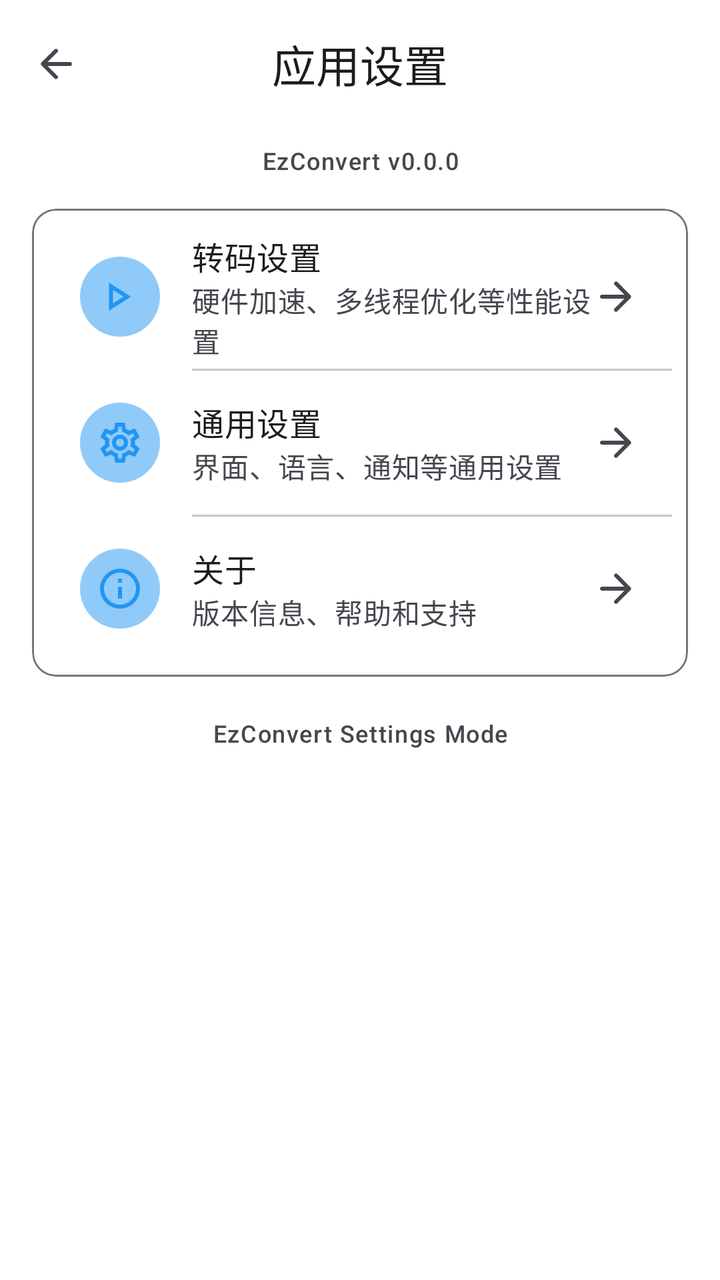
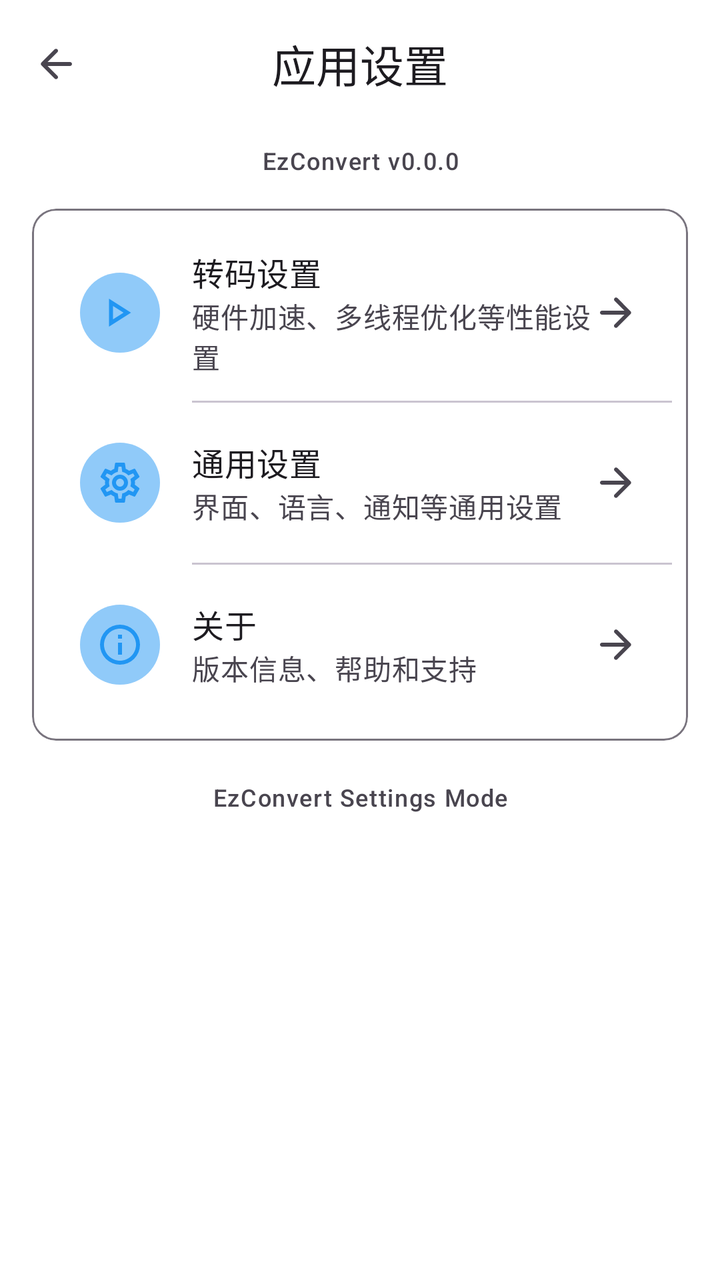

Screens rendered from an Android XML layout before and after an edit, with the pre-edit source and the edit as a unified diff.
<!-- AndroidManifest.xml: application theme AppTheme -->
<!-- res/layout/activity_settings_main.xml -->
<?xml version="1.0" encoding="utf-8"?>
<androidx.coordinatorlayout.widget.CoordinatorLayout
    xmlns:android="http://schemas.android.com/apk/res/android"
    xmlns:app="http://schemas.android.com/apk/res-auto"
    android:layout_width="match_parent"
    android:layout_height="match_parent"
    android:background="?attr/colorSurfaceContainerLowest">

    <com.google.android.material.appbar.AppBarLayout
        android:layout_width="match_parent"
        android:layout_height="wrap_content"
        android:background="@android:color/transparent"
        android:elevation="0dp"
        app:elevation="0dp">

        <com.google.android.material.appbar.MaterialToolbar
            android:id="@+id/title_container"
            android:layout_width="match_parent"
            android:layout_height="wrap_content"
            android:background="@android:color/transparent"
            app:navigationIcon="@drawable/round_arrow_back"
            app:navigationIconTint="?attr/colorOnSurfaceVariant"
            app:navigationContentDescription="@string/tooltip_back"
            app:title="@string/settings_title"
            app:titleCentered="true"
            style="@style/Widget.Material3.Toolbar.Surface" />

    </com.google.android.material.appbar.AppBarLayout>

    <androidx.core.widget.NestedScrollView
        android:layout_width="match_parent"
        android:layout_height="match_parent"
        android:scrollbarStyle="outsideOverlay"
        android:fadeScrollbars="true"
        app:layout_behavior="@string/appbar_scrolling_view_behavior"
        android:id="@+id/activity_settings_main_scroll">

        <LinearLayout
            android:id="@+id/scroll_content"
            android:layout_width="match_parent"
            android:layout_height="wrap_content"
            android:paddingTop="8dp"
            android:paddingStart="16dp"
            android:paddingEnd="16dp"
            android:paddingBottom="16dp"
            android:orientation="vertical">

            <TextView
                android:id="@+id/version_text"
                android:layout_width="match_parent"
                android:layout_height="wrap_content"
                android:layout_marginBottom="16dp"
                android:gravity="center"
                android:textSize="12sp"
                android:textAppearance="?attr/textAppearanceLabelMedium"
                android:textColor="?attr/colorOnSurfaceVariant"
                android:text="@string/settings_version_fallback" />

            <com.google.android.material.card.MaterialCardView
                android:id="@+id/settings_card"
                android:layout_width="match_parent"
                android:layout_height="wrap_content"
                android:layout_marginBottom="12dp"
                style="@style/Widget.Material3.CardView.Outlined"
                app:cardBackgroundColor="@android:color/transparent"
                app:cardCornerRadius="12dp"
                app:cardElevation="0dp"
                app:strokeColor="?attr/colorOutline"
                app:strokeWidth="1dp">

                <LinearLayout
                    android:layout_width="match_parent"
                    android:layout_height="wrap_content"
                    android:padding="8dp"
                    android:orientation="vertical">

                    <LinearLayout
                        android:id="@+id/transcode_settings_item"
                        android:layout_width="match_parent"
                        android:layout_height="72dp"
                        android:paddingEnd="16dp"
                        android:background="?attr/selectableItemBackground"
                        android:gravity="center_vertical"
                        android:clickable="true"
                        android:orientation="horizontal"
                        android:paddingStart="16dp"
                        android:focusable="true">

                        <FrameLayout
                            android:layout_width="40dp"
                            android:layout_height="40dp"
                            android:layout_marginEnd="16dp"
                            android:background="@drawable/circle_background_primary_container">

                            <ImageView
                                android:layout_width="24dp"
                                android:layout_height="24dp"
                                android:src="@drawable/play_outline"
                                app:tint="?attr/colorPrimary"
                                android:layout_gravity="center" />

                        </FrameLayout>

                        <LinearLayout
                            android:layout_width="0dp"
                            android:layout_height="wrap_content"
                            android:orientation="vertical"
                            android:layout_weight="1">

                            <TextView
                                android:layout_width="match_parent"
                                android:layout_height="wrap_content"
                                android:textSize="16sp"
                                android:textAppearance="?attr/textAppearanceTitleMedium"
                                android:textColor="?attr/colorOnSurface"
                                android:text="@string/settings_transcode" />

                            <TextView
                                android:layout_width="match_parent"
                                android:layout_height="wrap_content"
                                android:textSize="14sp"
                                android:textAppearance="?attr/textAppearanceBodyMedium"
                                android:textColor="?attr/colorOnSurfaceVariant"
                                android:text="@string/settings_transcode_desc" />

                        </LinearLayout>

                        <ImageView
                            android:layout_width="24dp"
                            android:layout_height="24dp"
                            android:src="@drawable/round_arrow_forward"
                            app:tint="?attr/colorOnSurfaceVariant" />

                    </LinearLayout>

                    <com.google.android.material.divider.MaterialDivider
                        android:layout_width="match_parent"
                        android:layout_height="wrap_content"
                        app:dividerColor="?attr/colorOutlineVariant"
                        app:dividerThickness="1dp"
                        android:layout_marginStart="72dp" />

                    <LinearLayout
                        android:id="@+id/general_settings_item"
                        android:layout_width="match_parent"
                        android:layout_height="72dp"
                        android:paddingEnd="16dp"
                        android:background="?attr/selectableItemBackground"
                        android:gravity="center_vertical"
                        android:clickable="true"
                        android:orientation="horizontal"
                        android:paddingStart="16dp"
                        android:focusable="true">

                        <FrameLayout
                            android:layout_width="40dp"
                            android:layout_height="40dp"
                            android:layout_marginEnd="16dp"
                            android:background="@drawable/circle_background_primary_container">

                            <ImageView
                                android:layout_width="24dp"
                                android:layout_height="24dp"
                                android:src="@drawable/cog_outline"
                                app:tint="?attr/colorPrimary"
                                android:layout_gravity="center" />

                        </FrameLayout>

                        <LinearLayout
                            android:layout_width="0dp"
                            android:layout_height="wrap_content"
                            android:orientation="vertical"
                            android:layout_weight="1">

                            <TextView
                                android:layout_width="match_parent"
                                android:layout_height="wrap_content"
                                android:textSize="16sp"
                                android:textAppearance="?attr/textAppearanceTitleMedium"
                                android:textColor="?attr/colorOnSurface"
                                android:text="@string/settings_general" />

                            <TextView
                                android:layout_width="match_parent"
                                android:layout_height="wrap_content"
                                android:textSize="14sp"
                                android:textAppearance="?attr/textAppearanceBodyMedium"
                                android:textColor="?attr/colorOnSurfaceVariant"
                                android:text="@string/settings_general_desc" />

                        </LinearLayout>

                        <ImageView
                            android:layout_width="24dp"
                            android:layout_height="24dp"
                            android:src="@drawable/round_arrow_forward"
                            app:tint="?attr/colorOnSurfaceVariant" />

                    </LinearLayout>

                    <com.google.android.material.divider.MaterialDivider
                        android:layout_width="match_parent"
                        android:layout_height="wrap_content"
                        app:dividerColor="?attr/colorOutlineVariant"
                        app:dividerThickness="1dp"
                        android:layout_marginStart="72dp" />

                    <LinearLayout
                        android:id="@+id/about_item"
                        android:layout_width="match_parent"
                        android:layout_height="72dp"
                        android:paddingEnd="16dp"
                        android:background="?attr/selectableItemBackground"
                        android:gravity="center_vertical"
                        android:clickable="true"
                        android:orientation="horizontal"
                        android:paddingStart="16dp"
                        android:focusable="true">

                        <FrameLayout
                            android:layout_width="40dp"
                            android:layout_height="40dp"
                            android:layout_marginEnd="16dp"
                            android:background="@drawable/circle_background_primary_container">

                            <ImageView
                                android:layout_width="24dp"
                                android:layout_height="24dp"
                                android:src="@drawable/information_outline"
                                app:tint="?attr/colorPrimary"
                                android:layout_gravity="center" />

                        </FrameLayout>

                        <LinearLayout
                            android:layout_width="0dp"
                            android:layout_height="wrap_content"
                            android:orientation="vertical"
                            android:layout_weight="1">

                            <TextView
                                android:layout_width="match_parent"
                                android:layout_height="wrap_content"
                                android:textSize="16sp"
                                android:textAppearance="?attr/textAppearanceTitleMedium"
                                android:textColor="?attr/colorOnSurface"
                                android:text="@string/settings_about" />

                            <TextView
                                android:layout_width="match_parent"
                                android:layout_height="wrap_content"
                                android:textSize="14sp"
                                android:textAppearance="?attr/textAppearanceBodyMedium"
                                android:textColor="?attr/colorOnSurfaceVariant"
                                android:text="@string/settings_about_desc" />

                        </LinearLayout>

                        <ImageView
                            android:layout_width="24dp"
                            android:layout_height="24dp"
                            android:src="@drawable/round_arrow_forward"
                            app:tint="?attr/colorOnSurfaceVariant" />

                    </LinearLayout>

                </LinearLayout>

            </com.google.android.material.card.MaterialCardView>

            <TextView
                android:layout_width="match_parent"
                android:layout_height="wrap_content"
                android:gravity="center"
                android:textSize="12sp"
                android:textAppearance="?attr/textAppearanceLabelSmall"
                android:textColor="?attr/colorOnSurfaceVariant"
                android:layout_marginTop="8dp"
                android:text="@string/settings_footer" />

        </LinearLayout>

    </androidx.core.widget.NestedScrollView>

</androidx.coordinatorlayout.widget.CoordinatorLayout>
<!-- resources referenced by this layout -->
<resources>
  <!-- drawable circle_background_primary_container (drawable) -->
  <?xml version="1.0" encoding="utf-8"?>
  <shape xmlns:android="http://schemas.android.com/apk/res/android"
      android:shape="oval">
      <solid android:color="?attr/colorPrimaryContainer" />
  </shape>
  <!-- drawable information_outline (drawable) -->
  <vector xmlns:android="http://schemas.android.com/apk/res/android" android:height="24dp" android:width="24dp" android:viewportWidth="24" android:viewportHeight="24"><path android:fillColor="#000000" android:pathData="M11,9H13V7H11M12,20C7.59,20 4,16.41 4,12C4,7.59 7.59,4 12,4C16.41,4 20,7.59 20,12C20,16.41 16.41,20 12,20M12,2A10,10 0 0,0 2,12A10,10 0 0,0 12,22A10,10 0 0,0 22,12A10,10 0 0,0 12,2M11,17H13V11H11V17Z" /></vector>
  <!-- drawable play_outline (drawable) -->
  <vector xmlns:android="http://schemas.android.com/apk/res/android" android:height="24dp" android:width="24dp" android:viewportWidth="24" android:viewportHeight="24"><path android:fillColor="#000000" android:pathData="M8.5,8.64L13.77,12L8.5,15.36V8.64M6.5,5V19L17.5,12" /></vector>
  <!-- drawable round_arrow_back (drawable) -->
  <vector xmlns:android="http://schemas.android.com/apk/res/android"
      android:width="24dp"
      android:height="24dp"
      android:viewportWidth="24"
      android:viewportHeight="24"
      android:tint="#FF000000">
    <path
        android:fillColor="@android:color/white"
        android:pathData="M19,11H7.83l4.88,-4.88c0.39,-0.39 0.39,-1.03 0,-1.42 -0.39,-0.39 -1.02,-0.39 -1.41,0l-6.59,6.59c-0.39,0.39 -0.39,1.02 0,1.41l6.59,6.59c0.39,0.39 1.02,0.39 1.41,0 0.39,-0.39 0.39,-1.02 0,-1.41L7.83,13H19c0.55,0 1,-0.45 1,-1s-0.45,-1 -1,-1z"/>
  </vector>
  <!-- drawable round_arrow_forward (drawable) -->
  <vector xmlns:android="http://schemas.android.com/apk/res/android"
      android:width="24dp"
      android:height="24dp"
      android:viewportWidth="24"
      android:viewportHeight="24"
      android:tint="#FF000000">
    <path
        android:fillColor="@android:color/white"
        android:pathData="M5,13h11.17l-4.88,4.88c-0.39,0.39 -0.39,1.03 0,1.42 0.39,0.39 1.02,0.39 1.41,0l6.59,-6.59c0.39,-0.39 0.39,-1.02 0,-1.41l-6.58,-6.6c-0.39,-0.39 -1.02,-0.39 -1.41,0 -0.39,0.39 -0.39,1.02 0,1.41L16.17,11H5c-0.55,0 -1,0.45 -1,1s0.45,1 1,1z"/>
  </vector>
  <string name="settings_about">关于</string>
  <string name="settings_about_desc">版本信息、帮助和支持</string>
  <string name="settings_footer">EzConvert Settings Mode</string>
  <string name="settings_general">通用设置</string>
  <string name="settings_general_desc">界面、语言、通知等通用设置</string>
  <string name="settings_title">应用设置</string>
  <string name="settings_transcode">转码设置</string>
  <string name="settings_transcode_desc">硬件加速、多线程优化等性能设置</string>
  <string name="settings_version_fallback">EzConvert v0.0.0</string>
  <string name="tooltip_back">返回上一层级</string>
  <style name="AppTheme" parent="Base.AppTheme">
          <item name="android:windowFullscreen">false</item>
          <item name="android:statusBarColor">@android:color/transparent</item>
          <item name="android:navigationBarColor">@android:color/transparent</item>
          <item name="android:windowLayoutInDisplayCutoutMode">shortEdges</item>
      </style>
  <color name="colorPrimary">#2196F3</color>
  <color name="colorPrimaryContainer">#90CAF9</color>
  <color name="colorOnPrimaryContainer">#2196F3</color>
  <color name="colorPrimaryLight">#64B5F6</color>
  <style name="ThemeOverlay.App.MaterialAlertDialog" parent="ThemeOverlay.Material3.MaterialAlertDialog" />
  <style name="WindowAnimationTransition">
          <item name="android:windowEnterAnimation">@anim/slide_in_right</item>
          <item name="android:windowExitAnimation">@anim/slide_out_left</item>
          <item name="android:windowAllowEnterTransitionOverlap">true</item>
          <item name="android:windowAllowReturnTransitionOverlap">true</item>
      </style>
  <!-- unchanged entries left out for length: 2 -->
</resources>

<!-- the commit's change to res/layout/activity_settings_main.xml (unified diff, before → after) -->
@@ -77,7 +77,10 @@
                     <LinearLayout
                         android:id="@+id/transcode_settings_item"
                         android:layout_width="match_parent"
-                        android:layout_height="72dp"
+                        android:layout_height="wrap_content"
+                        android:minHeight="80dp"
+                        android:paddingTop="12dp"
+                        android:paddingBottom="12dp"
                         android:paddingEnd="16dp"
                         android:background="?attr/selectableItemBackground"
                         android:gravity="center_vertical"
@@ -143,7 +146,10 @@
                     <LinearLayout
                         android:id="@+id/general_settings_item"
                         android:layout_width="match_parent"
-                        android:layout_height="72dp"
+                        android:layout_height="wrap_content"
+                        android:minHeight="80dp"
+                        android:paddingTop="12dp"
+                        android:paddingBottom="12dp"
                         android:paddingEnd="16dp"
                         android:background="?attr/selectableItemBackground"
                         android:gravity="center_vertical"
@@ -209,7 +215,10 @@
                     <LinearLayout
                         android:id="@+id/about_item"
                         android:layout_width="match_parent"
-                        android:layout_height="72dp"
+                        android:layout_height="wrap_content"
+                        android:minHeight="80dp"
+                        android:paddingTop="12dp"
+                        android:paddingBottom="12dp"
                         android:paddingEnd="16dp"
                         android:background="?attr/selectableItemBackground"
                         android:gravity="center_vertical"
